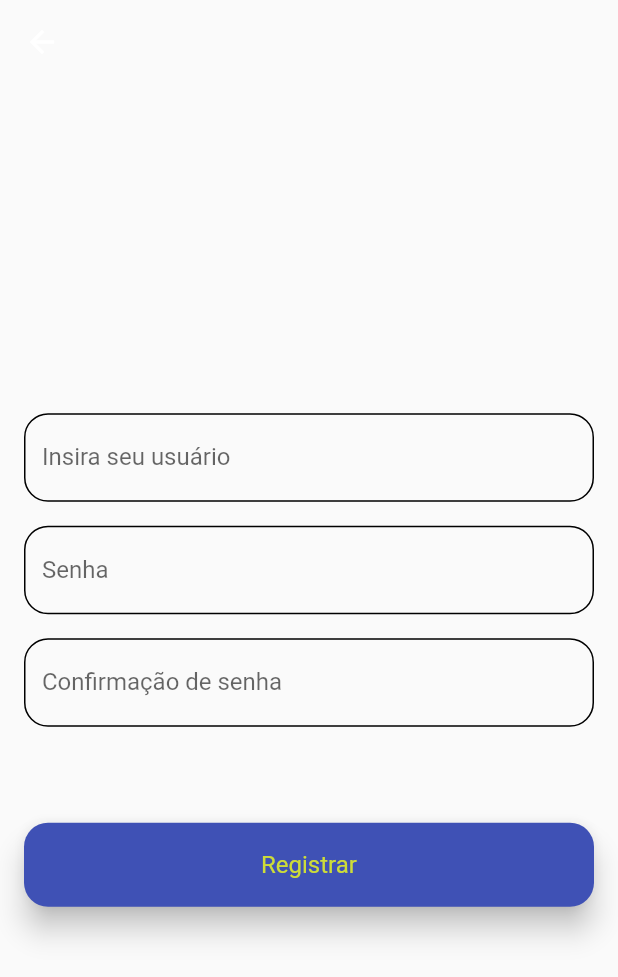
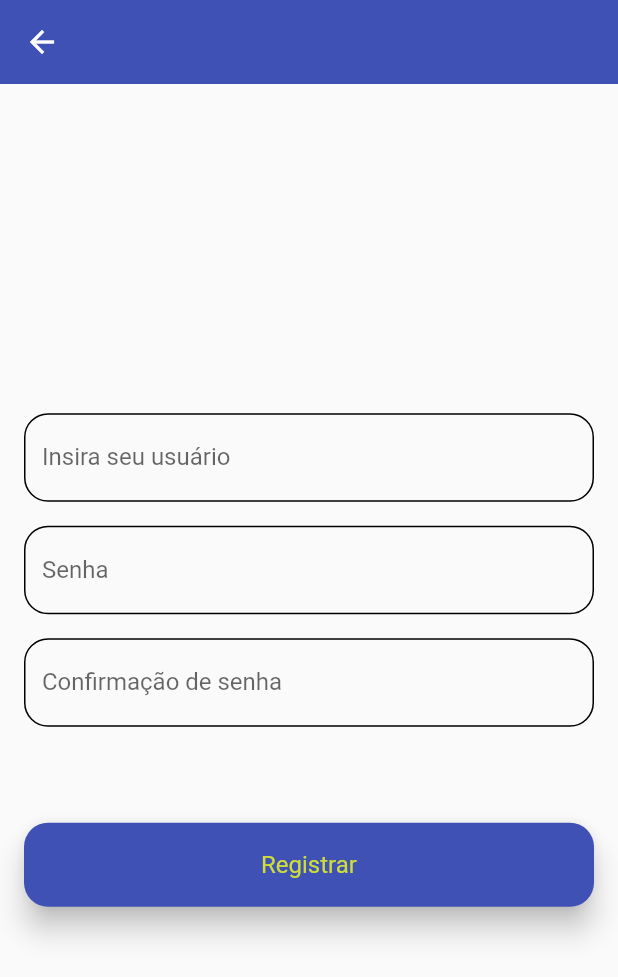
Before and after one commit to zanella86/SportConnection, a Flutter app: the AuthScreen screen opened by its route, after a tap on "Registrar", on a phone screen of 412 x 824 dp. Shown: the top 977 px of the screen. Run offline on Flutter 3.47's test engine with Material 2 defaults, Android fonts, the phone set to English and light mode, and no system bars; our stand-ins replace flutter_bloc; network calls fail.

Commit message:
#5 - Fluxo de registrar o usuário

```diff
--- a/lib/data/usecases/remote_post_user.dart
+++ b/lib/data/usecases/remote_post_user.dart
@@ -1,6 +1,3 @@
-import 'dart:convert';
-
-import 'package:http/http.dart';
 import 'package:sport_connection/domain/models/user_dto_model.dart';
 import 'package:sport_connection/domain/usecases/post_user.dart';
 
--- a/lib/presentation/blocs/user/user_cubit_state.dart
+++ b/lib/presentation/blocs/user/user_cubit_state.dart
@@ -1,14 +1,20 @@
 import 'package:sport_connection/domain/models/user_dto_model.dart';
 
 class UserCubitState {
-  UserCubitState({required this.userDTO});
+  UserCubitState({required this.userDTO, this.isLoading = false, this.isSuccess = false});
 
   final UserDTOModel userDTO;
+  final bool isLoading;
+  final bool isSuccess;
 
   UserCubitState copyWith({
     UserDTOModel? userDTO,
+    bool? isLoading,
+    bool? isSuccess,
   }) =>
       UserCubitState(
         userDTO: userDTO ?? this.userDTO,
+        isLoading: isLoading ?? this.isLoading,
+        isSuccess: isSuccess ?? this.isSuccess,
       );
 }
--- a/lib/ui/auth/register/register_screen.dart
+++ b/lib/ui/auth/register/register_screen.dart
@@ -2,6 +2,7 @@ import 'package:flutter/material.dart';
 import 'package:flutter_bloc/flutter_bloc.dart';
 import 'package:sport_connection/domain/models/user_dto_model.dart';
 import 'package:sport_connection/presentation/blocs/user/user_cubit.dart';
+import 'package:sport_connection/presentation/blocs/user/user_cubit_state.dart';
 import 'package:sport_connection/presentation/widgets/rounded_button.dart';
 import 'package:sport_connection/presentation/widgets/rounded_textfield.dart';
 import 'package:sport_connection/ui/auth/login/login_screen.dart';
@@ -9,7 +10,7 @@ import 'package:sport_connection/ui/auth/login/login_screen.dart';
 class RegisterScreen extends StatelessWidget {
   static const String id = '/register_screen';
 
-  RegisterScreen({super.key, required this.userDTOModel });
+  RegisterScreen({super.key, required this.userDTOModel});
 
   UserDTOModel userDTOModel;
 
@@ -19,24 +20,32 @@ class RegisterScreen extends StatelessWidget {
 
   @override
   Widget build(BuildContext context) {
-
-    if(userDTOModel.id != 0) {
-      print('aeeeeeeeee');
-      // quer dizer foi sucesso pra salvar e envia pra outra tela :D
+    return BlocConsumer<UserCubit, UserCubitState>(
+      listener: (context, state) {
+        if (state.isSuccess) {
+          Navigator.pushReplacementNamed(context, LoginScreen.id);
         }
-
+      },
+      builder: (context, state) {
         return Scaffold(
           appBar: AppBar(
             elevation: 0,
-        backgroundColor: Colors.transparent,
+            backgroundColor: Theme.of(context).colorScheme.primary,
+            leading: InkWell(
+              child: Icon(Icons.arrow_back),
+              onTap: () {
+                _onBackPressed(context);
+              },
+            ),
           ),
           body: SafeArea(
-          child: Padding(
+              child: state.isLoading
+                  ? const CircularProgressIndicator()
+                  : Padding(
                       padding: const EdgeInsets.symmetric(horizontal: 16),
                       child: Center(
-              child: Column(
-                  mainAxisSize: MainAxisSize.min,
-                  children: [
+                        child:
+                            Column(mainAxisSize: MainAxisSize.min, children: [
                           RoundedTextField(
                             label: 'Insira seu usuário',
                             textInputType: TextInputType.name,
@@ -52,18 +61,19 @@ class RegisterScreen extends StatelessWidget {
                           RoundedTextField(
                             label: 'Confirmação de senha',
                             obscureText: true,
-                      onTextChange: (text) => inputtedConfirmPassword = text,
+                            onTextChange: (text) =>
+                                inputtedConfirmPassword = text,
                           ),
                           const SizedBox(height: 64),
                           RoundedButton(
                             text: 'Registrar',
                             onPressed: () => validateRegister(context),
                           )
-                  ]
+                        ]),
                       ),
-            ),
-          )
-      ),
+                    )),
+        );
+      },
     );
   }
 
@@ -72,20 +82,19 @@ class RegisterScreen extends StatelessWidget {
   }
 
   void validateRegister(BuildContext context) {
-    if (inputtedUser.isNotEmpty && inputtedPassword.isNotEmpty && inputtedConfirmPassword.isNotEmpty) {
-      if(comparePasswords()) {
-
+    if (inputtedUser.isNotEmpty &&
+        inputtedPassword.isNotEmpty &&
+        inputtedConfirmPassword.isNotEmpty) {
+      if (comparePasswords()) {
         context.read<UserCubit>().post(inputtedUser, inputtedPassword);
-
-        print('afer call');
-
-        if(userDTOModel.id != 0) {
-          print('aeeeeeeeee');
-        }
-
-        //Navigator.pushReplacementNamed(context, LoginScreen.id);
+      } else {
+        ScaffoldMessenger.of(context).showSnackBar(
+            SnackBar(content: Text('A senha esta diferente da confirmação')));
       }
     }
   }
 
+  void _onBackPressed(context) {
+    Navigator.pushReplacementNamed(context, LoginScreen.id);
   }
+}
```
Also changed, not shown: lib/presentation/blocs/user/user_cubit.dart (+7 -2 lines). Lines whose indentation alone changed are shown as unchanged.
